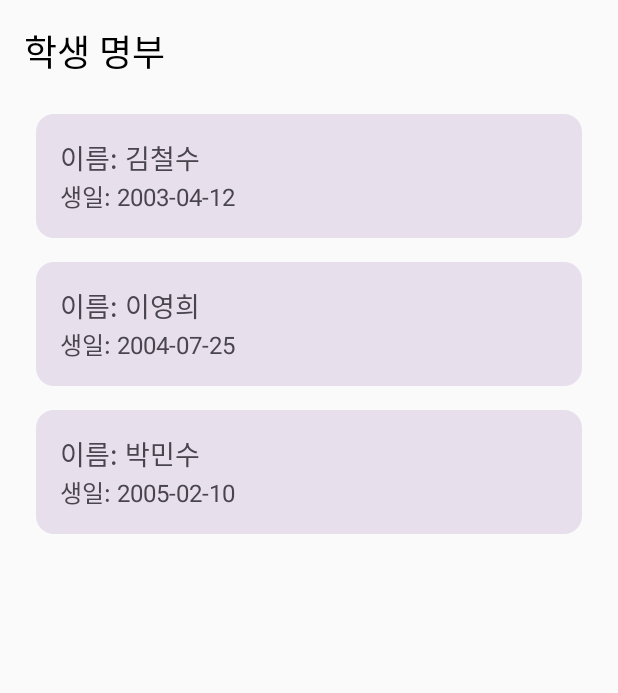
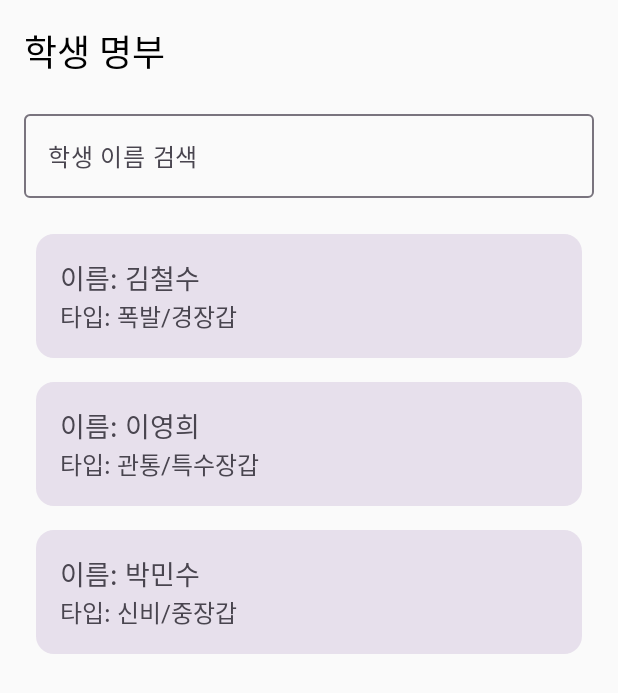
Before and after one commit to jungjae0821/ProjectArchive, an Android app built with Jetpack Compose: the screen it shows after launch (StudentListActivity), after a tap on "학생 명부", on a phone screen of 412 x 824 dp. Shown: the top 693 px of the screen. Run offline under Robolectric (Android 15) with nearby library versions, the phone set to English and light mode, and no system bars.

Commit message:
기초공사중

```diff
--- a/app/src/main/java/com/example/projectarchive/DatabaseHelper.kt
+++ b/app/src/main/java/com/example/projectarchive/DatabaseHelper.kt
@@ -13,15 +13,15 @@ class DatabaseHelper(context: Context) :
             CREATE TABLE $TABLE_STUDENTS (
                 id INTEGER PRIMARY KEY AUTOINCREMENT,
                 name TEXT NOT NULL,
-                birthday TEXT NOT NULL
+                type TEXT NOT NULL
             );
         """.trimIndent()
         db.execSQL(createStudentTable)
 
         // 샘플 데이터 추가
-        db.execSQL("INSERT INTO $TABLE_STUDENTS (name, birthday) VALUES ('김철수', '2003-04-12')")
-        db.execSQL("INSERT INTO $TABLE_STUDENTS (name, birthday) VALUES ('이영희', '2004-07-25')")
-        db.execSQL("INSERT INTO $TABLE_STUDENTS (name, birthday) VALUES ('박민수', '2005-02-10')")
+        db.execSQL("INSERT INTO $TABLE_STUDENTS (name, type) VALUES ('김철수', '폭발/경장갑')")
+        db.execSQL("INSERT INTO $TABLE_STUDENTS (name, type) VALUES ('이영희', '관통/특수장갑')")
+        db.execSQL("INSERT INTO $TABLE_STUDENTS (name, type) VALUES ('박민수', '신비/중장갑')")
     }
 
     override fun onUpgrade(db: SQLiteDatabase, oldVersion: Int, newVersion: Int) {
@@ -33,12 +33,12 @@ class DatabaseHelper(context: Context) :
     fun getAllStudents(): List<Pair<String, String>> {
         val studentList = mutableListOf<Pair<String, String>>()
         val db = readableDatabase
-        val cursor: Cursor = db.rawQuery("SELECT name, birthday FROM $TABLE_STUDENTS", null)
+        val cursor: Cursor = db.rawQuery("SELECT name, type FROM $TABLE_STUDENTS", null)
 
         while (cursor.moveToNext()) {
             val name = cursor.getString(0)
-            val birthday = cursor.getString(1)
-            studentList.add(Pair(name, birthday))
+            val type = cursor.getString(1)
+            studentList.add(Pair(name, type))
         }
         cursor.close()
         db.close()
--- a/app/src/main/java/com/example/projectarchive/StudentListActivity.kt
+++ b/app/src/main/java/com/example/projectarchive/StudentListActivity.kt
@@ -10,6 +10,7 @@ import androidx.compose.material3.*
 import androidx.compose.runtime.*
 import androidx.compose.ui.Modifier
 import androidx.compose.ui.platform.LocalContext
+import androidx.compose.ui.text.input.TextFieldValue
 import androidx.compose.ui.unit.dp
 import androidx.compose.ui.unit.sp
 
@@ -26,15 +27,29 @@ class StudentListActivity : ComponentActivity() {
 fun StudentListScreen() {
     val context = LocalContext.current
     val dbHelper = remember { DatabaseHelper(context) }
-    val students by remember { mutableStateOf(dbHelper.getAllStudents()) }
+    val allStudents by remember { mutableStateOf(dbHelper.getAllStudents()) }
 
-    Column(
-        modifier = Modifier.fillMaxSize().padding(16.dp)
-    ) {
+    var searchQuery by remember { mutableStateOf(TextFieldValue("")) }
+
+    // 검색어에 따라 필터링된 학생 목록
+    val filteredStudents = allStudents.filter {
+        it.first.contains(searchQuery.text, ignoreCase = true) // 이름 검색
+    }
+
+    Column(modifier = Modifier.fillMaxSize().padding(16.dp)) {
         Text(text = "학생 명부", fontSize = 24.sp, modifier = Modifier.padding(bottom = 16.dp))
 
+        // ✅ 검색창 추가 ✅
+        OutlinedTextField(
+            value = searchQuery,
+            onValueChange = { searchQuery = it },
+            label = { Text("학생 이름 검색") },
+            modifier = Modifier.fillMaxWidth().padding(bottom = 16.dp)
+        )
+
+        // ✅ 검색 결과를 리스트로 표시 ✅
         LazyColumn {
-            items(students) { student ->
+            items(filteredStudents) { student ->
                 StudentItem(student.first, student.second)
             }
         }
@@ -42,7 +57,7 @@ fun StudentListScreen() {
 }
 
 @Composable
-fun StudentItem(name: String, birthday: String) {
+fun StudentItem(name: String, type: String) {
     Card(
         modifier = Modifier
             .fillMaxWidth()
@@ -51,7 +66,7 @@ fun StudentItem(name: String, birthday: String) {
     ) {
         Column(modifier = Modifier.padding(16.dp)) {
             Text(text = "이름: $name", fontSize = 18.sp)
-            Text(text = "생일: $birthday", fontSize = 16.sp)
+            Text(text = "타입: $type", fontSize = 16.sp)
         }
     }
 }
```
